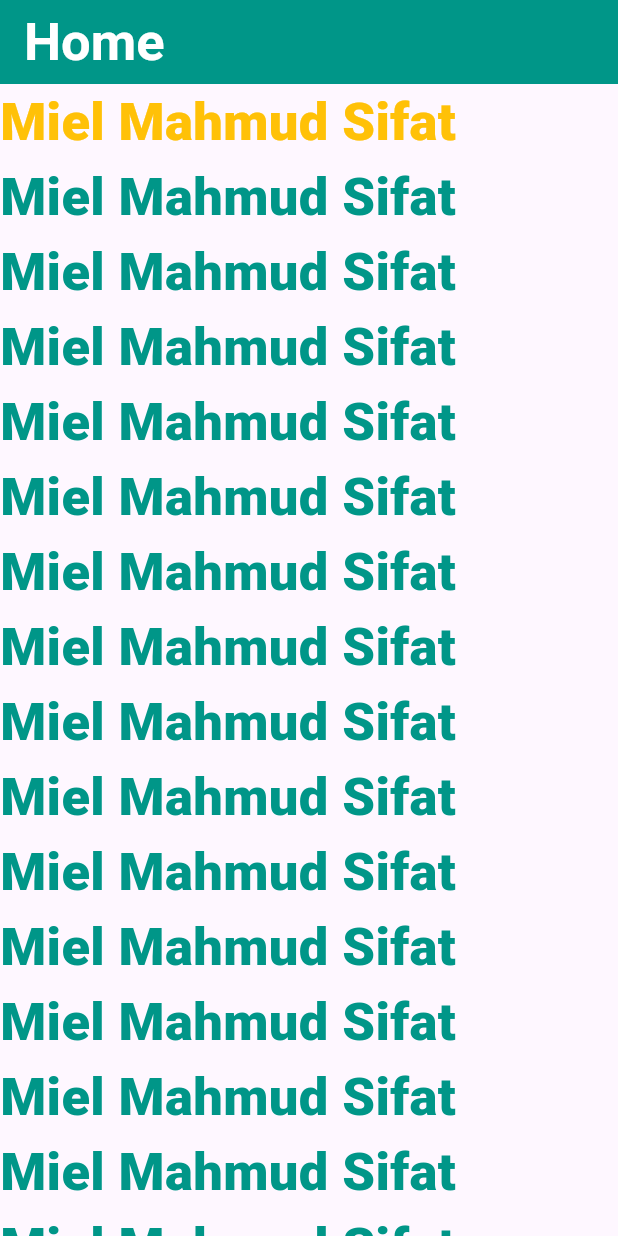
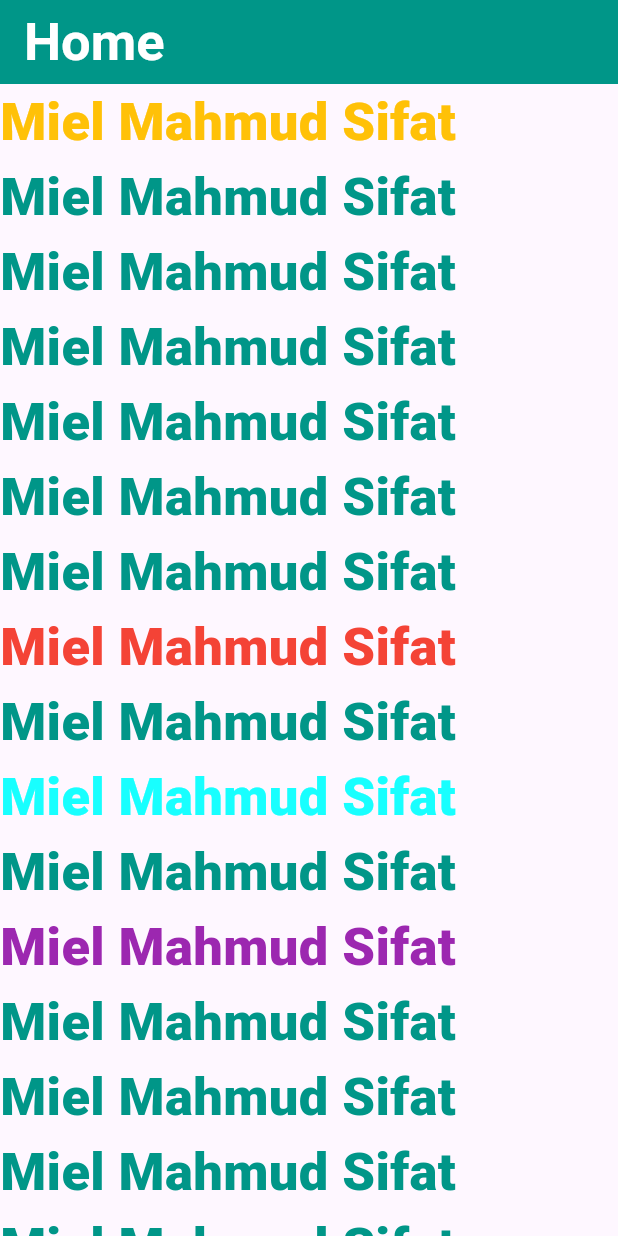
Before and after one commit to miel2793/flutter_practice_batch_10, a Flutter app: the screen it shows after launch, on a phone screen of 412 x 824 dp. Run offline on Flutter 3.47's test engine with Material 3 defaults, Android fonts, the phone set to English and light mode, and no system bars.

Commit message:
update  main

```diff
--- a/lib/main.dart
+++ b/lib/main.dart
@@ -89,7 +89,7 @@ class Home extends StatelessWidget {
               style: TextStyle(
                   fontSize: 35,
                   fontWeight: FontWeight.w900,
-                  color: Colors.teal),
+                  color: Colors.red),
             ),Text(
               "Miel Mahmud Sifat",
               style: TextStyle(
@@ -101,7 +101,7 @@ class Home extends StatelessWidget {
               style: TextStyle(
                   fontSize: 35,
                   fontWeight: FontWeight.w900,
-                  color: Colors.teal),
+                  color: Colors.cyanAccent),
             ),Text(
               "Miel Mahmud Sifat",
               style: TextStyle(
@@ -113,7 +113,7 @@ class Home extends StatelessWidget {
               style: TextStyle(
                   fontSize: 35,
                   fontWeight: FontWeight.w900,
-                  color: Colors.teal),
+                  color: Colors.purple),
             ),Text(
               "Miel Mahmud Sifat",
               style: TextStyle(
```
